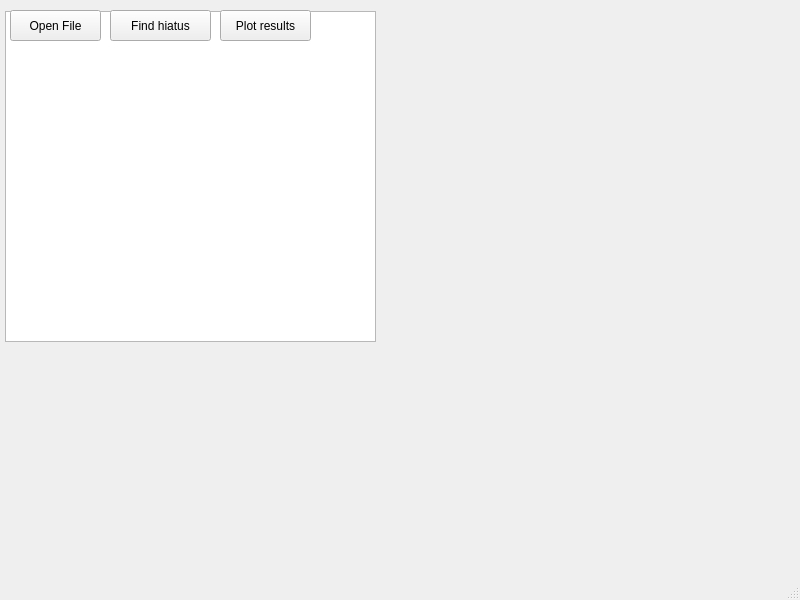
First picture: the form in mainwindow.ui, repository jakub-witkowski/LSR-Plot-GUI, before the edit.
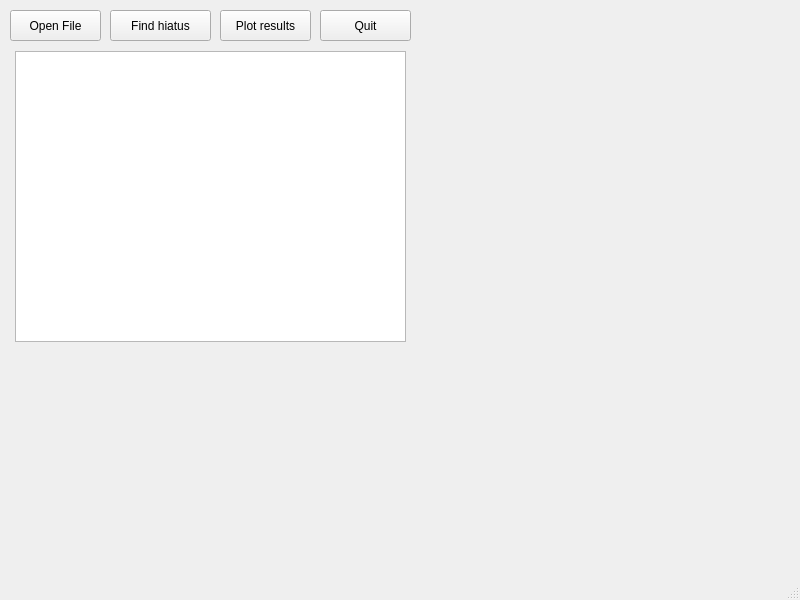
Second picture: the form after the edit.

The edit to the form file:
```diff
--- a/mainwindow.ui
+++ b/mainwindow.ui
@@ -17,10 +17,10 @@
    <widget class="QTableView" name="tableView">
     <property name="geometry">
      <rect>
-      <x>5</x>
-      <y>11</y>
-      <width>371</width>
-      <height>331</height>
+      <x>15</x>
+      <y>51</y>
+      <width>391</width>
+      <height>291</height>
      </rect>
     </property>
    </widget>
@@ -63,6 +63,19 @@
      <string>Plot results</string>
     </property>
    </widget>
+   <widget class="QPushButton" name="pushButton_4">
+    <property name="geometry">
+     <rect>
+      <x>320</x>
+      <y>10</y>
+      <width>91</width>
+      <height>31</height>
+     </rect>
+    </property>
+    <property name="text">
+     <string>Quit</string>
+    </property>
+   </widget>
   </widget>
   <widget class="QMenuBar" name="menubar">
    <property name="geometry">
```
